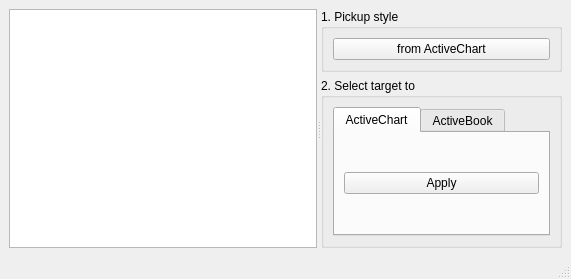
First picture: the form in src/ui/mainwindow.ui, repository mugwort-rc/xlpicker, before the edit.
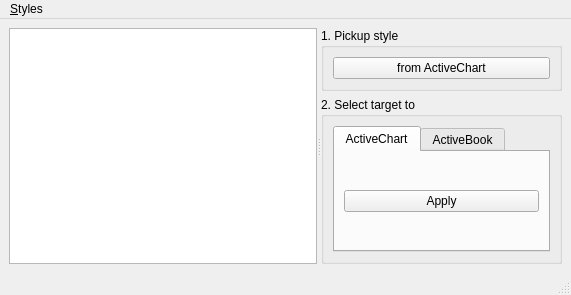
Second picture: the form after the edit.

Commit message: Add style menu.

Diff of the .ui file:
```diff
--- a/src/ui/mainwindow.ui
+++ b/src/ui/mainwindow.ui
@@ -21,7 +21,7 @@
        <enum>Qt::Horizontal</enum>
       </property>
       <widget class="QTreeView" name="treeView"/>
-      <widget class="QWidget" name="">
+      <widget class="QWidget" name="layoutWidget">
        <layout class="QVBoxLayout" name="verticalLayoutMenu">
         <item>
          <widget class="QGroupBox" name="groupBox">
@@ -104,6 +104,16 @@
      <height>24</height>
     </rect>
    </property>
+   <widget class="QMenu" name="menuStyles">
+    <property name="title">
+     <string>&amp;Styles</string>
+    </property>
+    <addaction name="actionNewStyle"/>
+    <addaction name="actionUpStyle"/>
+    <addaction name="actionDownStyle"/>
+    <addaction name="actionRemoveStyle"/>
+   </widget>
+   <addaction name="menuStyles"/>
   </widget>
   <widget class="QStatusBar" name="statusbar"/>
  </widget>
```
Left out of the diff: 20 changed lines with no effect on the pictures. The commit also changes 4 other files.
